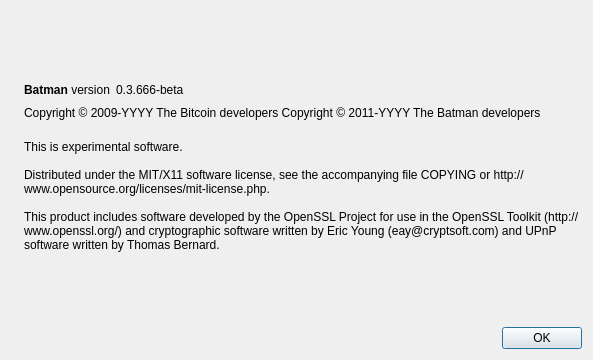
First picture: the form in src/qt/forms/aboutdialog.ui, repository koliadrot/batcrypto, before the edit.
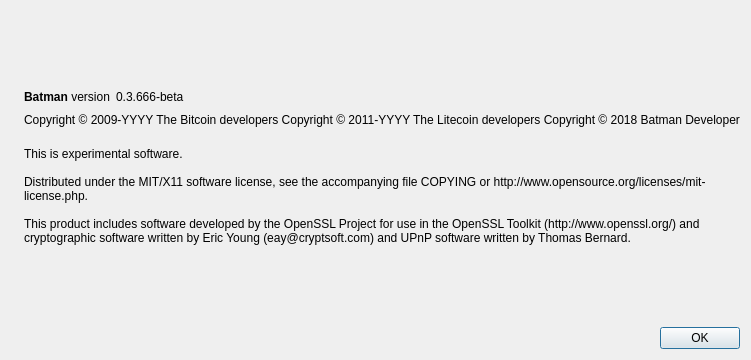
Second picture: the form after the edit. Icons and pictures are not drawn.

The edit to the form file:
```diff
--- a/src/qt/forms/aboutdialog.ui
+++ b/src/qt/forms/aboutdialog.ui
@@ -92,7 +92,8 @@
        </property>
        <property name="text">
         <string notr="true">Copyright &amp;copy; 2009-YYYY The Bitcoin developers
-Copyright &amp;copy; 2011-YYYY The Batman developers</string>
+Copyright &amp;copy; 2011-YYYY The Litecoin developers
+Copyright &amp;copy; 2018 Batman Developer</string>
        </property>
        <property name="textFormat">
         <enum>Qt::RichText</enum>
```
